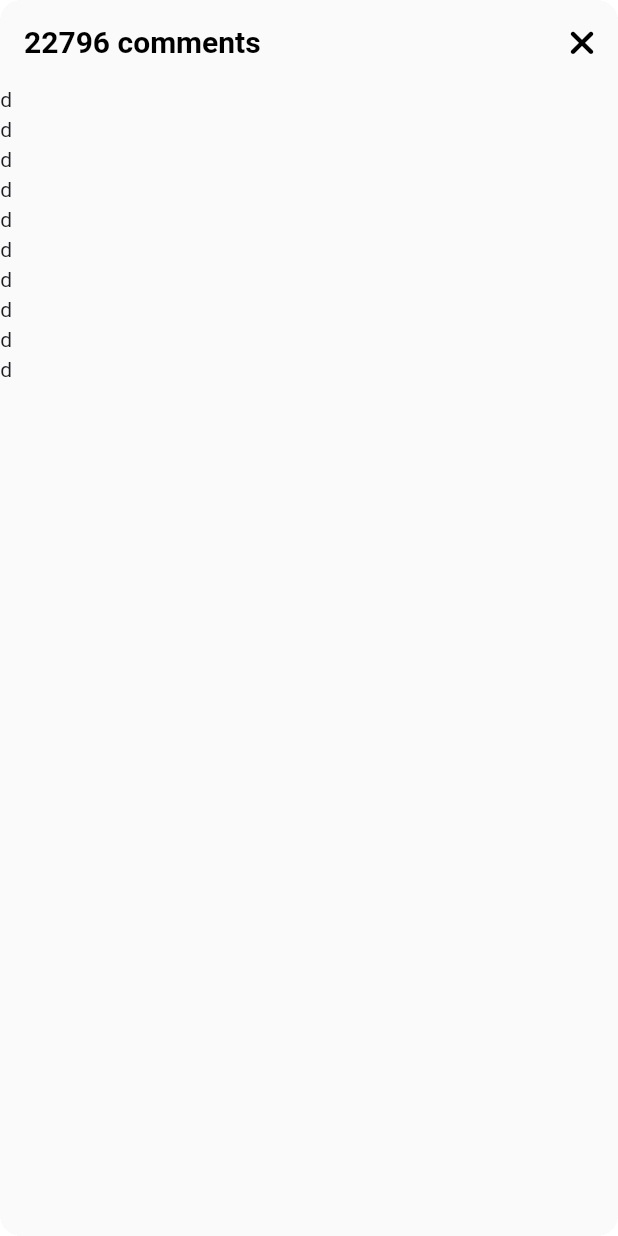
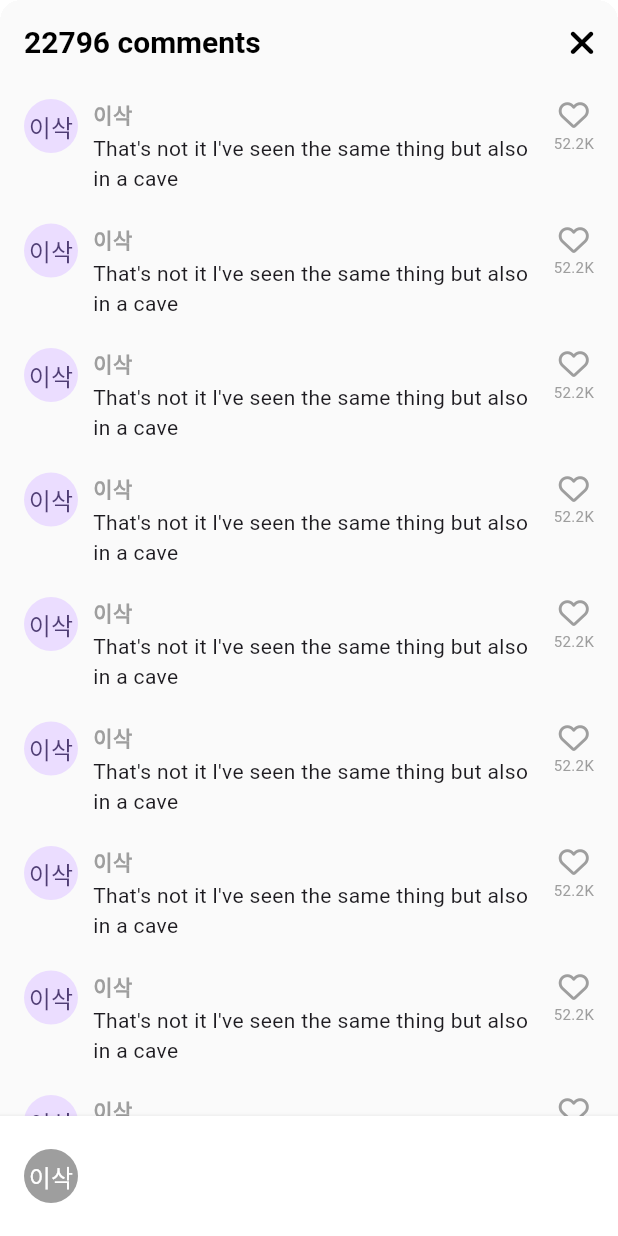
Before and after one commit to hwisaac/flutter_tiktok_clone, a Flutter app: the VideoComments screen opened directly, on a phone screen of 412 x 824 dp. Run offline on Flutter 3.47's test engine with Material 3 defaults, Android fonts, the phone set to English and light mode, and no system bars; our stand-ins replace font_awesome_flutter, video_player, visibility_detector; network calls fail.

Commit message:
comments

```diff
--- a/lib/features/videos/widgets/video_comments.dart
+++ b/lib/features/videos/widgets/video_comments.dart
@@ -1,5 +1,6 @@
 import 'package:flutter/material.dart';
 import 'package:font_awesome_flutter/font_awesome_flutter.dart';
+import 'package:tiktok_clone/constants/gaps.dart';
 import 'package:tiktok_clone/constants/sizes.dart';
 
 class VideoComments extends StatefulWidget {
@@ -36,11 +37,73 @@ class _VideoCommentsState extends State<VideoComments> {
             ),
           ],
         ),
-        body: ListView.builder(
+        body: ListView.separated(
+          separatorBuilder: (context, index) => Gaps.v20,
+          padding: const EdgeInsets.symmetric(
+            vertical: Sizes.size10,
+            horizontal: Sizes.size16,
+          ),
             itemCount: 10,
-            itemBuilder: (context, index) => Container(
-                  child: Text("d"),
-                )),
+          itemBuilder: (context, index) => Row(
+            crossAxisAlignment: CrossAxisAlignment.start,
+            children: [
+              const CircleAvatar(
+                radius: 18,
+                child: Text("이삭"),
+              ),
+              Gaps.h10,
+              Expanded(
+                child: Column(
+                  crossAxisAlignment: CrossAxisAlignment.start,
+                  children: [
+                    Text(
+                      '이삭',
+                      style: TextStyle(
+                        fontWeight: FontWeight.bold,
+                        fontSize: Sizes.size14,
+                        color: Colors.grey.shade500,
+                      ),
+                    ),
+                    Gaps.v3,
+                    Text(
+                        "That's not it l've seen the same thing but also in a cave"),
+                  ],
+                ),
+              ),
+              Gaps.h10,
+              Column(
+                children: [
+                  FaIcon(
+                    FontAwesomeIcons.heart,
+                    size: Sizes.size20,
+                    color: Colors.grey.shade500,
+                  ),
+                  Gaps.v2,
+                  Text(
+                    "52.2K",
+                    style: TextStyle(
+                      color: Colors.grey.shade500,
+                      fontSize: Sizes.size10,
+                    ),
+                  ),
+                ],
+              ),
+            ],
+          ),
+        ),
+        bottomNavigationBar: BottomAppBar(
+          color: Colors.white,
+          child: Row(
+            children: [
+              CircleAvatar(
+                radius: 18,
+                backgroundColor: Colors.grey.shade500,
+                foregroundColor: Colors.white,
+                child: const Text("이삭"),
+              ),
+            ],
+          ),
+        ),
       ),
     );
   }
```
